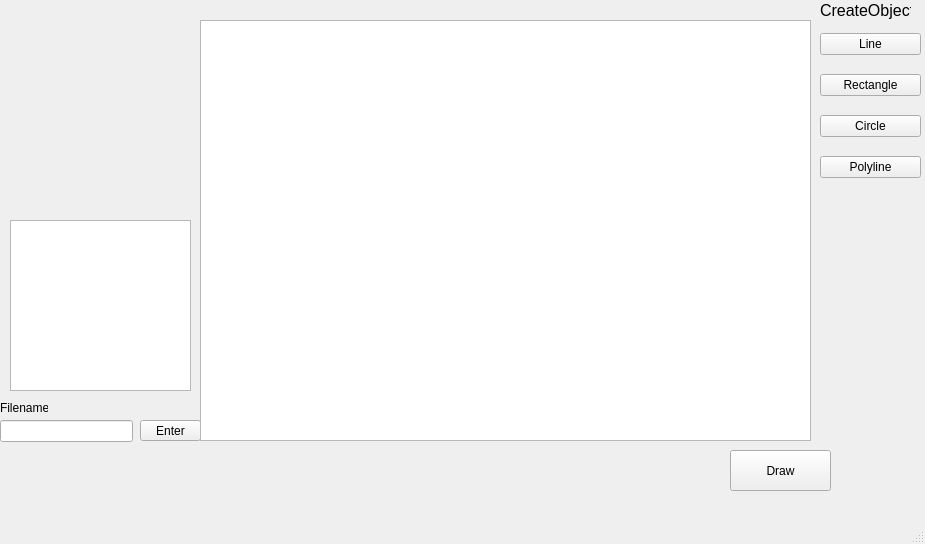
Qt form Project13Qt/mainwindow.ui (Florcher/Educational-lesson) before a commit.
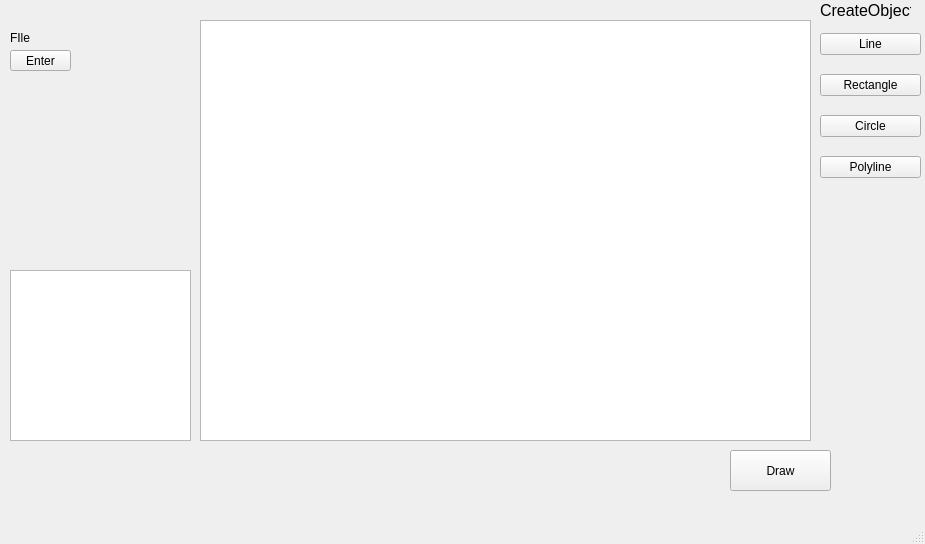
The same form after that commit.

```diff
--- a/Project13Qt/mainwindow.ui
+++ b/Project13Qt/mainwindow.ui
@@ -27,21 +27,11 @@
      <string>Draw</string>
     </property>
    </widget>
-   <widget class="QLineEdit" name="lineEdit">
-    <property name="geometry">
-     <rect>
-      <x>0</x>
-      <y>420</y>
-      <width>133</width>
-      <height>22</height>
-     </rect>
-    </property>
-   </widget>
    <widget class="QPushButton" name="btnEnter">
     <property name="geometry">
      <rect>
-      <x>140</x>
-      <y>420</y>
+      <x>10</x>
+      <y>50</y>
       <width>61</width>
       <height>21</height>
      </rect>
@@ -53,14 +43,14 @@
    <widget class="QLabel" name="label">
     <property name="geometry">
      <rect>
-      <x>0</x>
-      <y>400</y>
+      <x>10</x>
+      <y>30</y>
       <width>48</width>
       <height>16</height>
      </rect>
     </property>
     <property name="text">
-     <string>Filename</string>
+     <string>FIle</string>
     </property>
    </widget>
    <widget class="QGraphicsView" name="graphicsView">
@@ -126,11 +116,11 @@
      </item>
     </layout>
    </widget>
-   <widget class="QGraphicsView" name="textGraphicsView">
+   <widget class="QListWidget" name="listWidget">
     <property name="geometry">
      <rect>
       <x>10</x>
-      <y>220</y>
+      <y>270</y>
       <width>181</width>
       <height>171</height>
      </rect>
```
